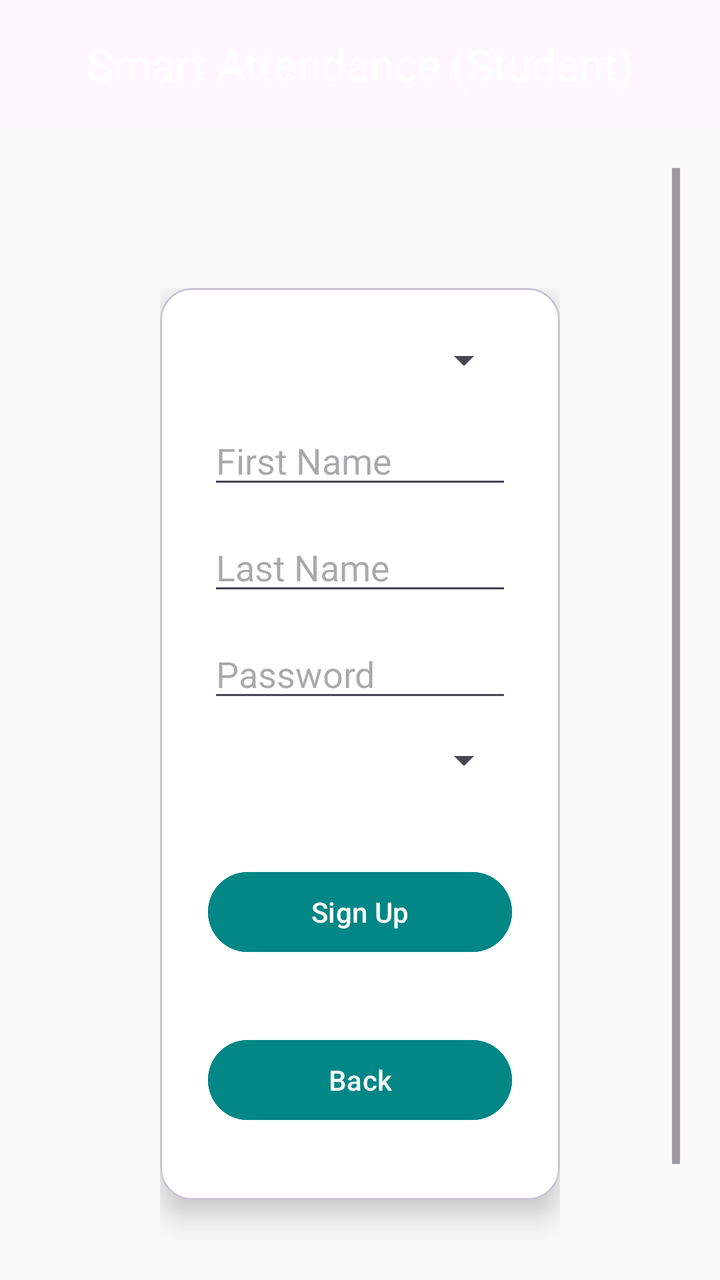
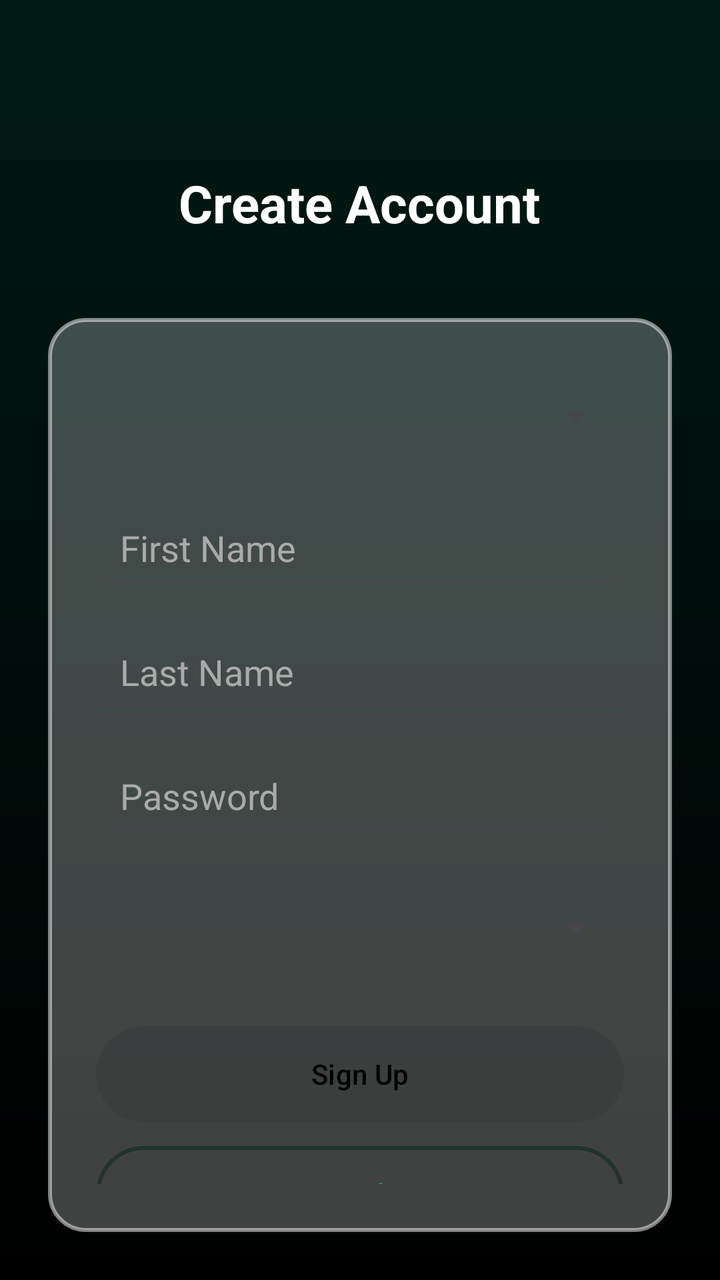

Two renders of the same Android screen: before a commit and after it. Below are the layout's source before the change and the commit's diff.
<!-- AndroidManifest.xml: application theme Theme.SmartAttendanceStudent -->
<!-- res/layout/activity_signup.xml -->
<?xml version="1.0" encoding="utf-8"?>
<androidx.coordinatorlayout.widget.CoordinatorLayout
xmlns:android="http://schemas.android.com/apk/res/android"
xmlns:app="http://schemas.android.com/apk/res-auto"
xmlns:tools="http://schemas.android.com/tools"
android:id="@+id/main"
android:layout_width="match_parent"
android:layout_height="match_parent"
android:background="#F9F9F9"
tools:context=".SignupActivity">


<com.google.android.material.appbar.AppBarLayout
    android:layout_width="match_parent"
    android:layout_height="wrap_content"
    android:theme="@style/ThemeOverlay.MaterialComponents.Dark.ActionBar">

    <com.google.android.material.appbar.MaterialToolbar
        android:id="@+id/topAppBar"
        android:layout_width="match_parent"
        android:layout_height="?attr/actionBarSize"
        android:backgroundTint="@color/teal_700"
        app:title="Smart Attendance (Student)"
        app:titleCentered="true"
        app:titleTextColor="@android:color/white" />
</com.google.android.material.appbar.AppBarLayout>



<ScrollView
    android:layout_width="match_parent"
    android:layout_height="match_parent"
    app:layout_behavior="@string/appbar_scrolling_view_behavior"
    android:padding="20dp">

    <LinearLayout
        xmlns:android="http://schemas.android.com/apk/res/android"
        android:layout_width="match_parent"
        android:layout_height="match_parent"
        android:orientation="vertical"
        android:padding="60dp"
        android:gravity="center_horizontal">

        <com.google.android.material.card.MaterialCardView
            android:layout_width="match_parent"
            android:layout_height="wrap_content"
            android:layout_marginBottom="24dp"
            app:cardCornerRadius="16dp"
            app:cardElevation="8dp"
            android:backgroundTint="@android:color/white">

    <LinearLayout
        android:layout_width="match_parent"
        android:layout_height="wrap_content"
        android:orientation="vertical"
        android:padding="24dp">

        
        <Spinner
            android:id="@+id/spinnerEmail"
            android:layout_width="match_parent"
            android:layout_height="wrap_content"
            android:layout_marginBottom="16dp"
            android:spinnerMode="dropdown" />

        
           <EditText
              android:id="@+id/etFirstName"
              android:layout_width="match_parent"
              android:layout_height="wrap_content"
              android:hint="First Name"
               android:focusable="false"
               android:clickable="false"
               android:longClickable="false"
              android:layout_marginBottom="12dp" />

        
        <EditText
            android:id="@+id/etLastName"
            android:layout_width="match_parent"
            android:layout_height="wrap_content"
            android:hint="Last Name"
            android:focusable="false"
            android:clickable="false"
            android:longClickable="false"
            android:layout_marginBottom="12dp" />


        
        <EditText
            android:id="@+id/etCurrentPassword"
            android:layout_width="match_parent"
            android:layout_height="wrap_content"
            android:hint="Password"
            android:inputType="textPassword"
            android:autofillHints="Set password"
            android:layout_marginBottom="12dp" />

        
        <Spinner
            android:id="@+id/spinnerCourse"
            android:layout_width="match_parent"
            android:layout_height="wrap_content"
            android:layout_marginBottom="16dp"
            android:spinnerMode="dropdown" />

        
        <Button
            android:id="@+id/btnSignup"
            android:layout_width="match_parent"
            android:layout_height="wrap_content"
            android:text="Sign Up"
            android:enabled="false"
            android:backgroundTint="@color/teal_700"
            android:textColor="@android:color/white"
            android:layout_marginTop="24dp"
            android:layout_marginBottom="12dp" />

        <Button
            android:id="@+id/btnBack"
            android:layout_width="match_parent"
            android:layout_height="wrap_content"
            android:text="Back"
            android:padding="8dp"
            android:backgroundTint="@color/teal_700"
            android:textColor="@android:color/white"
            android:layout_marginTop="24dp"
            android:layout_marginBottom="12dp"/>

        
        <ProgressBar
            android:id="@+id/progressBar"
            android:layout_width="wrap_content"
            android:layout_height="wrap_content"
            android:visibility="gone"
            android:layout_gravity="center_horizontal"
            android:layout_marginTop="16dp" />
    </LinearLayout>
        </com.google.android.material.card.MaterialCardView>

    </LinearLayout>
</ScrollView>

</androidx.coordinatorlayout.widget.CoordinatorLayout>
<!-- resources referenced by this layout -->
<resources>
  <color name="teal_700">#018786</color>
  <style name="Theme.SmartAttendanceStudent" parent="Base.Theme.SmartAttendanceStudent" />
  <style name="Base.Theme.SmartAttendanceStudent" parent="Theme.Material3.DayNight.NoActionBar">
          
          
      </style>
</resources>

<!-- the commit's change to res/layout/activity_signup.xml (unified diff, before → after) -->
@@ -1,131 +1,115 @@
 <?xml version="1.0" encoding="utf-8"?>
-<androidx.coordinatorlayout.widget.CoordinatorLayout
-xmlns:android="http://schemas.android.com/apk/res/android"
-xmlns:app="http://schemas.android.com/apk/res-auto"
-xmlns:tools="http://schemas.android.com/tools"
-android:id="@+id/main"
-android:layout_width="match_parent"
-android:layout_height="match_parent"
-android:background="#F9F9F9"
-tools:context=".SignupActivity">
-
-
-<com.google.android.material.appbar.AppBarLayout
-    android:layout_width="match_parent"
-    android:layout_height="wrap_content"
-    android:theme="@style/ThemeOverlay.MaterialComponents.Dark.ActionBar">
-
-    <com.google.android.material.appbar.MaterialToolbar
-        android:id="@+id/topAppBar"
-        android:layout_width="match_parent"
-        android:layout_height="?attr/actionBarSize"
-        android:backgroundTint="@color/teal_700"
-        app:title="Smart Attendance (Student)"
-        app:titleCentered="true"
-        app:titleTextColor="@android:color/white" />
-</com.google.android.material.appbar.AppBarLayout>
-
-
-
-<ScrollView
+<RelativeLayout xmlns:android="http://schemas.android.com/apk/res/android"
+    xmlns:tools="http://schemas.android.com/tools"
+    android:id="@+id/main"
     android:layout_width="match_parent"
     android:layout_height="match_parent"
-    app:layout_behavior="@string/appbar_scrolling_view_behavior"
-    android:padding="20dp">
+    android:background="@drawable/bg_gradient"
+    android:padding="24dp"
+    tools:context=".SignupActivity">
 
+    
+    <TextView
+        android:id="@+id/tvTitle"
+        android:layout_width="wrap_content"
+        android:layout_height="wrap_content"
+        android:text="Create Account"
+        android:textSize="26sp"
+        android:textStyle="bold"
+        android:textColor="@android:color/white"
+        android:layout_centerHorizontal="true"
+        android:layout_marginTop="60dp" />
+
+    
     <LinearLayout
-        xmlns:android="http://schemas.android.com/apk/res/android"
-        android:layout_width="match_parent"
-        android:layout_height="match_parent"
-        android:orientation="vertical"
-        android:padding="60dp"
-        android:gravity="center_horizontal">
-
-        <com.google.android.material.card.MaterialCardView
-            android:layout_width="match_parent"
-            android:layout_height="wrap_content"
-            android:layout_marginBottom="24dp"
-            app:cardCornerRadius="16dp"
-            app:cardElevation="8dp"
-            android:backgroundTint="@android:color/white">
-
-    <LinearLayout
+        android:id="@+id/signupCard"
         android:layout_width="match_parent"
         android:layout_height="wrap_content"
+        android:layout_below="@id/tvTitle"
+        android:layout_marginTop="40dp"
         android:orientation="vertical"
-        android:padding="24dp">
+        android:padding="24dp"
+        android:background="@drawable/rounded_card">
 
         
         <Spinner
             android:id="@+id/spinnerEmail"
             android:layout_width="match_parent"
-            android:layout_height="wrap_content"
+            android:layout_height="50dp"
+            android:padding="10dp"
             android:layout_marginBottom="16dp"
             android:spinnerMode="dropdown" />
 
         
-           <EditText
-              android:id="@+id/etFirstName"
-              android:layout_width="match_parent"
-              android:layout_height="wrap_content"
-              android:hint="First Name"
-               android:focusable="false"
-               android:clickable="false"
-               android:longClickable="false"
-              android:layout_marginBottom="12dp" />
+        <EditText
+            android:id="@+id/etFirstName"
+            android:layout_width="match_parent"
+            android:layout_height="50dp"
+            android:padding="12dp"
+            android:hint="First Name"
+            android:textColor="@android:color/white"
+            android:textColorHint="@android:color/darker_gray"
+            android:focusable="false"
+            android:clickable="false"
+            android:longClickable="false"
+            android:layout_marginBottom="12dp" />
 
         
         <EditText
             android:id="@+id/etLastName"
             android:layout_width="match_parent"
-            android:layout_height="wrap_content"
+            android:layout_height="50dp"
+            android:padding="12dp"
             android:hint="Last Name"
+            android:textColor="@android:color/white"
+            android:textColorHint="@android:color/darker_gray"
             android:focusable="false"
             android:clickable="false"
             android:longClickable="false"
             android:layout_marginBottom="12dp" />
 
-
         
         <EditText
             android:id="@+id/etCurrentPassword"
             android:layout_width="match_parent"
-            android:layout_height="wrap_content"
+            android:layout_height="50dp"
+            android:padding="12dp"
             android:hint="Password"
             android:inputType="textPassword"
-            android:autofillHints="Set password"
-            android:layout_marginBottom="12dp" />
+            android:textColor="@android:color/white"
+            android:textColorHint="@android:color/darker_gray"
+            android:layout_marginBottom="16dp" />
 
         
         <Spinner
             android:id="@+id/spinnerCourse"
             android:layout_width="match_parent"
-            android:layout_height="wrap_content"
-            android:layout_marginBottom="16dp"
+            android:layout_height="50dp"
+            android:padding="10dp"
+            android:layout_marginBottom="24dp"
             android:spinnerMode="dropdown" />
 
         
         <Button
             android:id="@+id/btnSignup"
             android:layout_width="match_parent"
-            android:layout_height="wrap_content"
+            android:layout_height="48dp"
             android:text="Sign Up"
             android:enabled="false"
-            android:backgroundTint="@color/teal_700"
-            android:textColor="@android:color/white"
-            android:layout_marginTop="24dp"
+            android:background="@drawable/btn_green"
+            android:textColor="@android:color/black"
             android:layout_marginBottom="12dp" />
 
+        
         <Button
             android:id="@+id/btnBack"
             android:layout_width="match_parent"
-            android:layout_height="wrap_content"
+            android:layout_height="48dp"
             android:text="Back"
             android:padding="8dp"
-            android:backgroundTint="@color/teal_700"
-            android:textColor="@android:color/white"
-            android:layout_marginTop="24dp"
-            android:layout_marginBottom="12dp"/>
+            android:background="@drawable/btn_outline"
+            android:textColor="@color/uncc_green"
+            android:layout_marginBottom="12dp" />
 
         
         <ProgressBar
@@ -136,9 +120,5 @@ tools:context=".SignupActivity">
             android:layout_gravity="center_horizontal"
             android:layout_marginTop="16dp" />
     </LinearLayout>
-        </com.google.android.material.card.MaterialCardView>
 
-    </LinearLayout>
-</ScrollView>
-
-</androidx.coordinatorlayout.widget.CoordinatorLayout>
+</RelativeLayout>
<!-- resource entries referenced after the edit -->
@@ -1,10 +1,76 @@
 <!-- resources referenced by this layout -->
 <resources>
-  <color name="teal_700">#018786</color>
+  <color name="uncc_green">#0AFA96</color>
+  <!-- drawable bg_gradient (drawable) -->
+  <?xml version="1.0" encoding="utf-8"?>
+  <shape xmlns:android="http://schemas.android.com/apk/res/android">
+      <gradient
+          android:startColor="#000000"
+          android:endColor="@color/uncc_dark"
+          android:angle="90" />
+  </shape>
+  <!-- drawable btn_green (drawable) -->
+  <?xml version="1.0" encoding="utf-8"?>
+  <selector xmlns:android="http://schemas.android.com/apk/res/android">
+  
+      <item android:state_pressed="true">
+          <shape android:shape="rectangle">
+              <gradient
+                  android:startColor="#2F3A43"
+                  android:endColor="#1C2329"
+                  android:angle="90"/>
+              <corners android:radius="28dp"/>
+          </shape>
+      </item>
+  
+      <item>
+          <shape android:shape="rectangle">
+              <gradient
+                  android:startColor="#3C4952"
+                  android:endColor="#1E272E"
+                  android:angle="90"/>
+              <corners android:radius="28dp"/>
+          </shape>
+      </item>
+  
+  </selector>
+  <!-- drawable btn_outline (drawable) -->
+  <shape xmlns:android="http://schemas.android.com/apk/res/android">
+      <stroke android:color="@color/uncc_green" android:width="2dp" />
+      <solid android:color="@android:color/transparent"/>
+      <corners android:radius="30dp"/>
+  </shape>
+  <!-- drawable rounded_card (drawable) -->
+  <?xml version="1.0" encoding="utf-8"?>
+  <shape xmlns:android="http://schemas.android.com/apk/res/android"
+      android:shape="rectangle">
+  
+      
+      <solid android:color="#40FFFFFF" />
+  
+      
+      <stroke
+          android:width="2dp"
+          android:color="#80FFFFFF" />
+  
+      <corners android:radius="18dp" />
+  
+      
+      <padding
+          android:left="16dp"
+          android:top="16dp"
+          android:right="16dp"
+          android:bottom="16dp"/>
+  </shape>
   <style name="Theme.SmartAttendanceStudent" parent="Base.Theme.SmartAttendanceStudent" />
+  <color name="uncc_dark">#001A14</color>
   <style name="Base.Theme.SmartAttendanceStudent" parent="Theme.Material3.DayNight.NoActionBar">
           
           
+         <item name="colorPrimary">@color/card_dark</item>
+  
+  
       </style>
+  <color name="card_dark">#8000241B</color>
 </resources>
 
